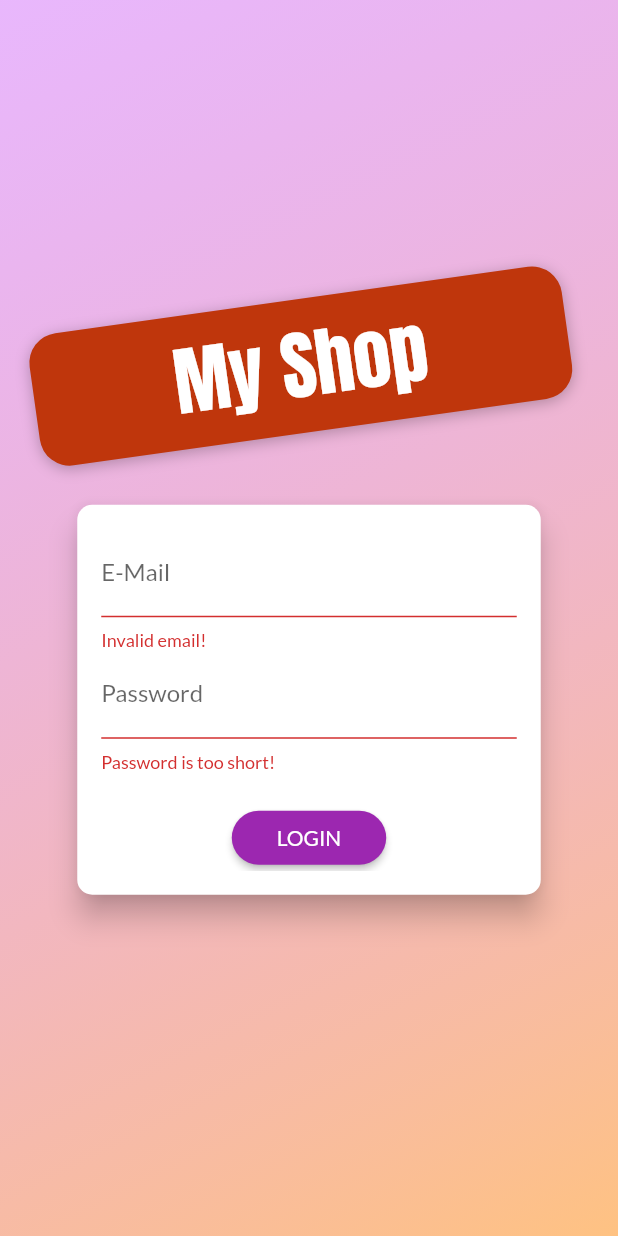
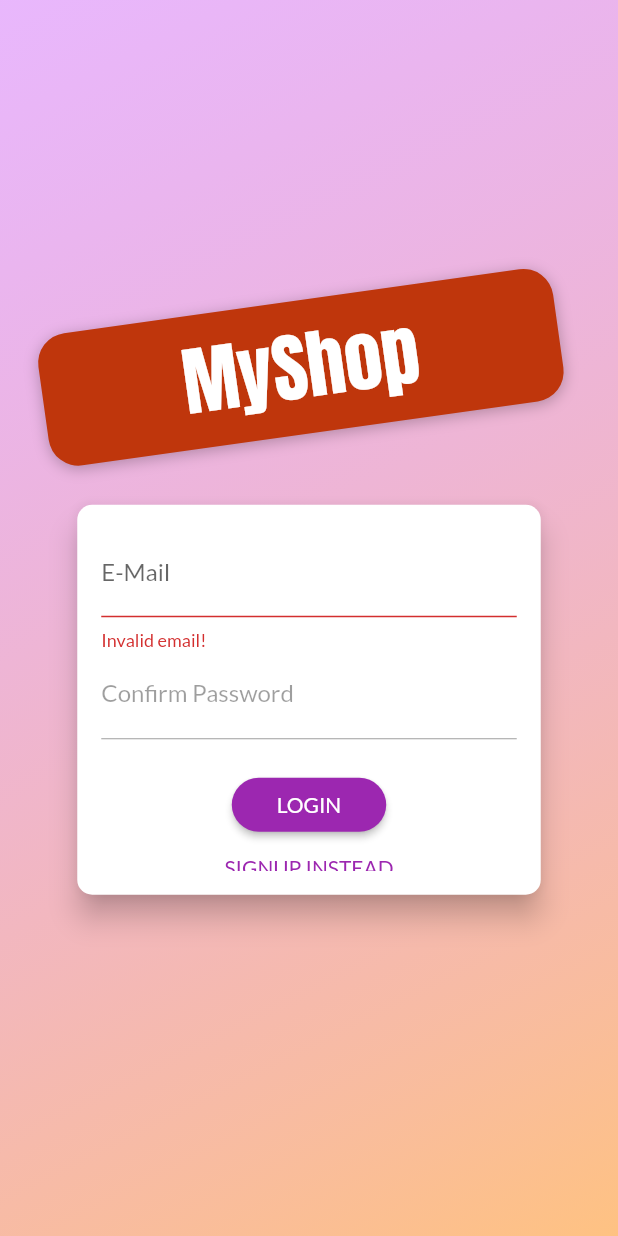
Before and after one commit to MariumAkter/Shop-App, a Flutter app: the screen it shows after launch, after a tap on "LOGIN", on a phone screen of 412 x 824 dp. Run offline on Flutter 3.47's test engine with Material 2 defaults, Android fonts, the phone set to English and light mode, and no system bars; our stand-ins replace shared_preferences; network calls fail.

Commit message:
More Built-in Animation & Transition Widgets

```diff
--- a/lib/providers/auth.dart
+++ b/lib/providers/auth.dart
@@ -1,12 +1,11 @@
+import 'dart:convert';
 import 'dart:async';
-import 'dart:convert';
 
 import 'package:flutter/widgets.dart';
 import 'package:http/http.dart' as http;
 import 'package:shared_preferences/shared_preferences.dart';
 
 import '../models/http_exception.dart';
-
 
 class Auth with ChangeNotifier {
   String? _token;
@@ -31,9 +30,8 @@ class Auth with ChangeNotifier {
     return _userId;
   }
 
-
-  Future<void> _authenticate(String? email, String? password,
-      String urlSegment) async {
+  Future<void> _authenticate(
+      String email, String password, String urlSegment) async {
     final url =
     Uri.parse(
         'https://identitytoolkit.googleapis.com/v1/accounts:$urlSegment?key=AIzaSyDWDAA4a0jGAYw36uRoO561f3NOXVfnvNU');
@@ -63,38 +61,37 @@ class Auth with ChangeNotifier {
       );
       _autoLogout();
       notifyListeners();
-      final SharedPreferences prefs = await SharedPreferences.getInstance();
-      final String? userData = json.encode(
+      final prefs = await SharedPreferences.getInstance();
+      final  userData = json.encode(
         {
           'token': _token,
           'userId': _userId,
           'expiryDate': _expiryDate!.toIso8601String(),
         },
       );
-      prefs.setString('userData', userData!);
+      prefs.setString('userData', userData);
     } catch (error) {
       throw error;
     }
   }
 
-  Future<void> signup(String? email, String? password) async {
-    return _authenticate(email, password, 'signUp');
+  Future<void> signup(String email, String password) async {
+    return _authenticate(email, password, 'signupNewUser');
   }
 
-
-  Future<void> login(String? email, String? password) async {
-    return _authenticate(email, password, 'signInWithPassword');
+  Future<void> login(String email, String password) async {
+    return _authenticate(email, password, 'verifyPassword');
   }
 
   Future<bool> tryAutoLogin() async {
-    final SharedPreferences prefs = await SharedPreferences.getInstance();
+    final prefs = await SharedPreferences.getInstance();
     if (!prefs.containsKey('userData')) {
       return false;
     }
     final extractedUserData = json.decode(prefs.getString('userData')!);
     final expiryDate = DateTime.parse(extractedUserData['expiryDate']);
 
-    if (_expiryDate!.isBefore(DateTime.now())) {
+    if (expiryDate.isBefore(DateTime.now())) {
       return false;
     }
     _token = extractedUserData['token'];
@@ -114,11 +111,10 @@ class Auth with ChangeNotifier {
       _authTimer = null;
     }
     notifyListeners();
-    final SharedPreferences prefs = await SharedPreferences.getInstance();
+    final prefs = await SharedPreferences.getInstance();
     // prefs.remove('userData');
     prefs.clear();
   }
-
 
   void _autoLogout() {
     if (_authTimer != null) {
@@ -127,6 +123,4 @@ class Auth with ChangeNotifier {
     final timeToExpiry = _expiryDate!.difference(DateTime.now()).inSeconds;
     _authTimer = Timer(Duration(seconds: timeToExpiry), logout);
   }
-
-
 }
--- a/lib/screens/auth_screen.dart
+++ b/lib/screens/auth_screen.dart
@@ -61,7 +61,7 @@ class AuthScreen extends StatelessWidget {
                         ],
                       ),
                       child: Text(
-                        'My Shop',
+                        'MyShop',
                         style: TextStyle(
                           color: Theme.of(context).accentTextTheme.title!.color,
                           fontSize: 50,
@@ -98,48 +98,60 @@ class _AuthCardState extends State<AuthCard>
     with SingleTickerProviderStateMixin {
   final GlobalKey<FormState> _formKey = GlobalKey();
   AuthMode _authMode = AuthMode.Login;
-  Map<String, String> _authData = {
+  Map<String?, String?> _authData = {
     'email': '',
     'password': '',
   };
   var _isLoading = false;
   final _passwordController = TextEditingController();
   late AnimationController _controller;
-  late Animation<Size> _heightAnimation;
+  late Animation<Offset> _slideAnimation;
+  late Animation<double> _opacityAnimation;
 
   @override
   void initState() {
     super.initState();
-    _controller = AnimationController(vsync: this,
+    _controller = AnimationController(
+      vsync: this,
       duration: Duration(
         milliseconds: 300,
       ),
     );
-    _heightAnimation = Tween<Size>(begin: Size(double.infinity, 260),
-    end: Size(double.infinity, 320))
-        .animate(
-        CurvedAnimation(parent: _controller,
+    _slideAnimation = Tween<Offset>(
+        begin: Offset(0, -1.5),
+        end: Offset(0, 0),
+    ).animate(
+      CurvedAnimation(
+        parent: _controller,
         curve: Curves.fastOutSlowIn,
       ),
     );
-    _heightAnimation.addListener(() => setState(() { }));
+    _opacityAnimation = Tween(begin: 0.0, end: 1.0).animate(CurvedAnimation(
+        parent: _controller,
+        curve: Curves.easeIn));
+    // _heightAnimation.addListener(() => setState(() {}));
   }
 
   @override
-  void dispose(){
+  void dispose() {
+    // TODO: implement dispose
     super.dispose();
     _controller.dispose();
   }
 
-  void _showErrorDialog(String message){
-    showDialog(context: context, builder: (ctx) => AlertDialog(
+  void _showErrorDialog(String message) {
+    showDialog(
+      context: context,
+      builder: (ctx) => AlertDialog(
         title: Text('An Error Occurred!'),
         content: Text(message),
         actions: <Widget>[
-        FlatButton(child: Text('Okay'),
-          onPressed: (){
+          FlatButton(
+            child: Text('Okay'),
+            onPressed: () {
               Navigator.of(ctx).pop();
-          },)
+            },
+          )
         ],
       ),
     );
@@ -154,32 +166,31 @@ class _AuthCardState extends State<AuthCard>
     setState(() {
       _isLoading = true;
     });
-    try{
+    try {
       if (_authMode == AuthMode.Login) {
         // Log user in
         await Provider.of<Auth>(context, listen: false).login(
-          _authData['email'],
-          _authData['password'],
+          _authData['email']!,
+          _authData['password']!,
         );
       } else {
         // Sign user up
         await Provider.of<Auth>(context, listen: false).signup(
-          _authData['email'],
-          _authData['password'],
+          _authData['email']!,
+          _authData['password']!,
         );
       }
-
-    } on HttpException catch(error){
+    } on HttpException catch (error) {
       var errorMessage = 'Authentication failed';
-      if (error.toString().contains('EMAIL_EXISTS')){
-        errorMessage = 'Tis email address is already in use.';
-      } else if (error.toString().contains('INVALID_EMAIL')){
+      if (error.toString().contains('EMAIL_EXISTS')) {
+        errorMessage = 'This email address is already in use.';
+      } else if (error.toString().contains('INVALID_EMAIL')) {
         errorMessage = 'This is not a valid email address';
-      } else if (error.toString().contains('WEAK_PASSWORD')){
+      } else if (error.toString().contains('WEAK_PASSWORD')) {
         errorMessage = 'This password is too weak.';
-      } else if (error.toString().contains('EMAIL_NOT_FOUND')){
-        errorMessage = 'Could not find a user with that email';
-      } else if(error.toString().contains('INVALID_PASSWORD')){
+      } else if (error.toString().contains('EMAIL_NOT_FOUND')) {
+        errorMessage = 'Could not find a user with that email.';
+      } else if (error.toString().contains('INVALID_PASSWORD')) {
         errorMessage = 'Invalid password.';
       }
       _showErrorDialog(errorMessage);
@@ -188,6 +199,7 @@ class _AuthCardState extends State<AuthCard>
           'Could not authenticate you. Please try again later.';
       _showErrorDialog(errorMessage);
     }
+
     setState(() {
       _isLoading = false;
     });
@@ -215,11 +227,13 @@ class _AuthCardState extends State<AuthCard>
         borderRadius: BorderRadius.circular(10.0),
       ),
       elevation: 8.0,
-      child: Container(
-        // height: _authMode == AuthMode.Signup ? 320 : 260,
-        height: _heightAnimation.value.height,
+      child: AnimatedContainer(
+        duration: Duration(milliseconds: 300),
+        curve: Curves.easeIn,
+        height: _authMode == AuthMode.Signup ? 320 : 260,
+        // height: _heightAnimation.value.height,
         constraints:
-            BoxConstraints(minHeight:  _heightAnimation.value.height),
+        BoxConstraints(minHeight: _authMode == AuthMode.Signup ? 320 : 260),
         width: deviceSize.width * 0.75,
         padding: EdgeInsets.all(16.0),
         child: Form(
@@ -239,7 +253,18 @@ class _AuthCardState extends State<AuthCard>
                     _authData['email'] = value!;
                   },
                 ),
-                TextFormField(
+                AnimatedContainer(
+                  constraints: BoxConstraints(
+                      minHeight: _authMode == AuthMode.Signup ? 60 : 0,
+                      maxHeight: _authMode == AuthMode.Signup ? 120 : 0,
+                  ),
+                  duration: Duration(milliseconds: 300),
+                    curve: Curves.easeIn,
+                  child: FadeTransition(
+                    opacity: _opacityAnimation,
+                    child: SlideTransition(
+                      position: _slideAnimation,
+                      child: TextFormField(
                         decoration: InputDecoration(labelText: 'Password'),
                         obscureText: true,
                         controller: _passwordController,
@@ -252,7 +277,9 @@ class _AuthCardState extends State<AuthCard>
                           _authData['password'] = value!;
                         },
                       ),
-                if (_authMode == AuthMode.Signup)
+                    ),
+                  ),
+                ),
                   TextFormField(
                     enabled: _authMode == AuthMode.Signup,
                     decoration: InputDecoration(labelText: 'Confirm Password'),
```
Lines whose indentation alone changed are shown as unchanged.
